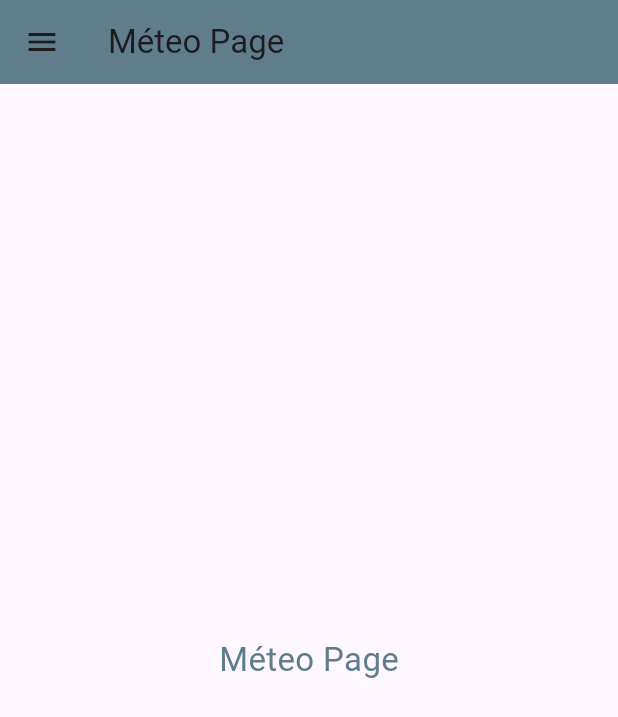
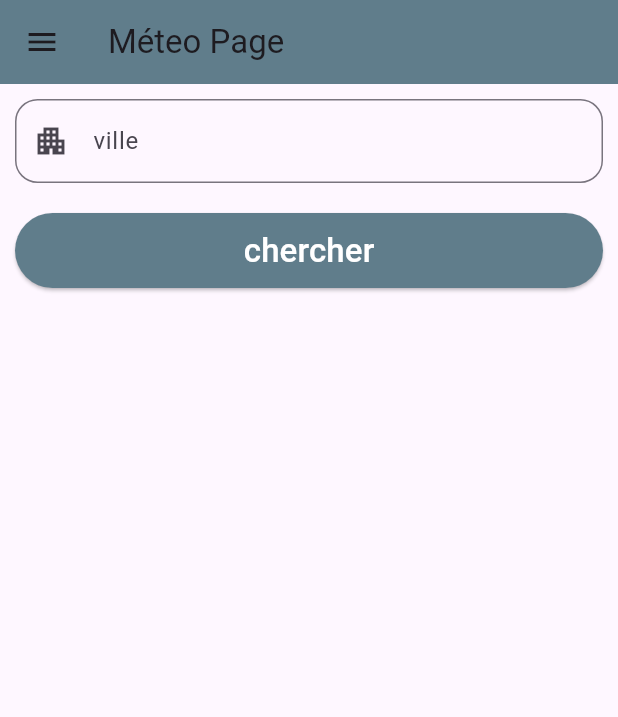
Before and after one commit to AliHammami1/voyage_flutter, a Flutter app: the MeteoPage screen opened by its route, on a phone screen of 412 x 824 dp. Shown: the top 717 px of the screen. Run offline on Flutter 3.47's test engine with Material 3 defaults, Android fonts, the phone set to English and light mode, and no system bars; our stand-ins replace shared_preferences; accounts and stored records are empty; network calls fail.

Commit message:
version 3

```diff
--- a/lib/pages/meteo.page.dart
+++ b/lib/pages/meteo.page.dart
@@ -1,7 +1,11 @@
 import 'package:flutter/material.dart';
 import 'package:voyage/menu/drawer.widget.dart';
+import 'package:voyage/pages/meteo-details.page.dart';
 
 class MeteoPage extends StatelessWidget{
+  TextEditingController txt_ville = new TextEditingController();
+
+
   @override
   Widget build(BuildContext context) {
     return Scaffold(
@@ -10,13 +14,42 @@ class MeteoPage extends StatelessWidget{
           title: Text('Méteo Page'),
           backgroundColor: Colors.blueGrey,
         ),
-        body: Center(
-          child: Text(
-            'Méteo Page',
-            style: TextStyle(fontSize: 22, color: Colors.blueGrey),
-                ),
-        )
+        body: Column(
+        children: [
+          Container(
+            padding: EdgeInsets.all(10),
+            child: TextFormField(
+              controller: txt_ville,
+              decoration: InputDecoration(
+                  prefixIcon: Icon(Icons.apartment),
+                  hintText: "ville",
+                  border: OutlineInputBorder(
+                      borderRadius: BorderRadius.circular(15),
+                      borderSide: BorderSide(width: 1))),
+            ),
+          ),
+          Container(
+            padding: const EdgeInsets.all(10),
+            child: ElevatedButton(
+                style: ElevatedButton.styleFrom(
+                    minimumSize: Size.fromHeight(50),
+                    backgroundColor: Colors.blueGrey),
+                onPressed: () {
+                  _onGetMeteoDetails(context, txt_ville.text);
+                },
+                child: Text(
+                  'chercher',
+                  style: TextStyle(fontSize: 22, color: Colors.white),
+                )),
+          ),
+        ],
+      ),
     );
   }
 
 }
+
+void _onGetMeteoDetails(BuildContext context, String ville) {
+  Navigator.push(context,
+      MaterialPageRoute(builder: (context) => MeteoDetailsPage(ville)));
+}
--- a/pubspec.yaml
+++ b/pubspec.yaml
@@ -38,6 +38,8 @@ dependencies:
   cupertino_icons: ^1.0.2
 
 dev_dependencies:
+  http:
+  intl:
   flutter_test:
     sdk: flutter
 
```
Also changed, not shown: lib/pages/meteo-details.page.dart (added, +111 -0 lines), images/clear.png (added), images/clouds.png (added), images/rain.png (added), images/snow.png (added), pubspec.lock, 1 other file.
